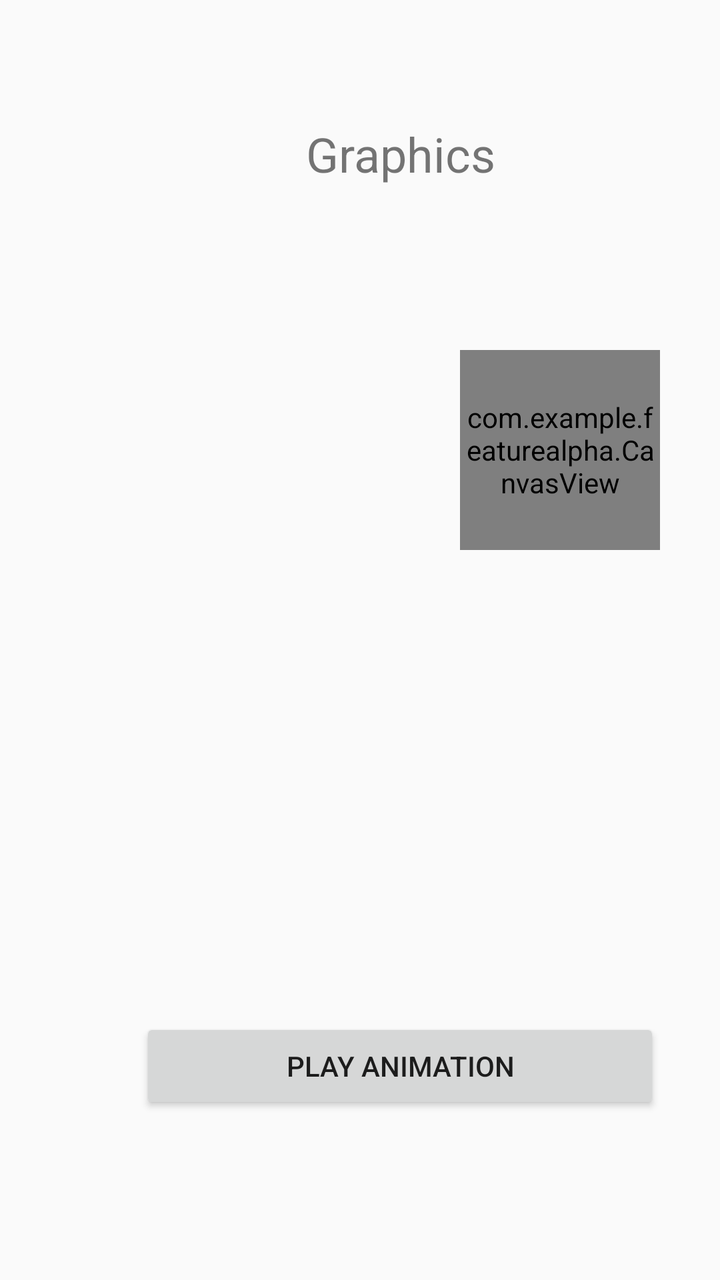
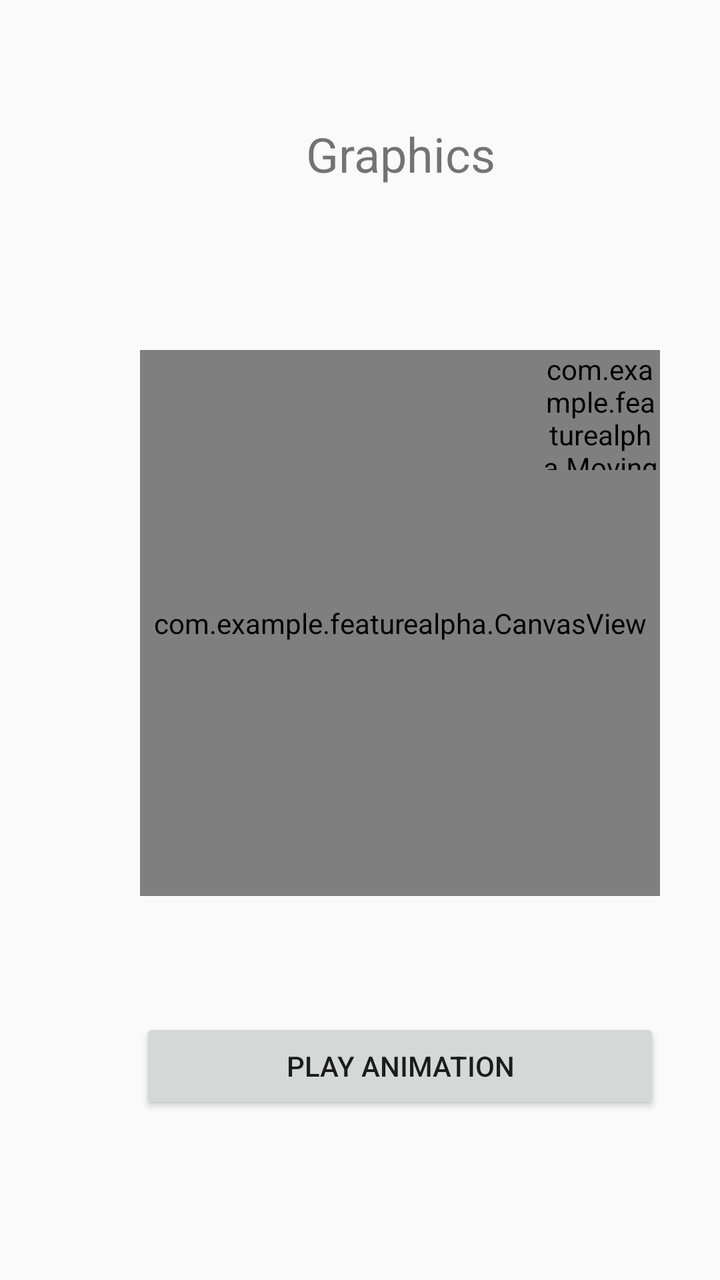

An Android layout rendered at two revisions. The XML below is the earlier revision; the diff shows what the commit changed to produce the second picture.
<!-- AndroidManifest.xml: application theme Theme.AppCompat.DayNight.DarkActionBar -->
<!-- res/layout/activity_graphics.xml -->
<?xml version="1.0" encoding="utf-8"?>
<androidx.constraintlayout.widget.ConstraintLayout xmlns:android="http://schemas.android.com/apk/res/android"
    xmlns:app="http://schemas.android.com/apk/res-auto"
    xmlns:tools="http://schemas.android.com/tools"
    android:id="@+id/main"
    android:layout_width="match_parent"
    android:layout_height="match_parent"
    tools:context=".GraphicsActivity">

    <androidx.constraintlayout.widget.Guideline
        android:id="@+id/guideline1"
        android:layout_width="wrap_content"
        android:layout_height="wrap_content"
        android:orientation="vertical"
        app:layout_constraintGuide_begin="70dp" />

    <androidx.constraintlayout.widget.Guideline
        android:id="@+id/guideline2"
        android:layout_width="wrap_content"
        android:layout_height="wrap_content"
        android:orientation="vertical"
        app:layout_constraintGuide_begin="330dp" />

    <TextView
        android:layout_width="0dp"
        android:layout_height="wrap_content"
        android:gravity="center"
        android:text="Graphics"
        android:textSize="24sp"
        app:layout_constraintBottom_toBottomOf="parent"
        app:layout_constraintEnd_toStartOf="@+id/guideline2"
        app:layout_constraintStart_toStartOf="@+id/guideline1"
        app:layout_constraintTop_toTopOf="parent"
        app:layout_constraintVertical_bias="0.100000024" />

    <androidx.constraintlayout.widget.Guideline
        android:id="@+id/guideline3"
        android:layout_width="wrap_content"
        android:layout_height="wrap_content"
        android:orientation="horizontal"
        app:layout_constraintGuide_begin="175dp" />

    <com.example.featurealpha.CanvasView
        android:id="@+id/sensor_canvas"
        android:layout_width="100dp"
        android:layout_height="100dp"
        app:layout_constraintEnd_toEndOf="@+id/guideline2"
        app:layout_constraintTop_toTopOf="@+id/guideline3" />

    <androidx.constraintlayout.widget.Guideline
        android:id="@+id/guideline4"
        android:layout_width="wrap_content"
        android:layout_height="wrap_content"
        android:orientation="horizontal"
        app:layout_constraintGuide_begin="448dp" />

    <Button
        android:id="@+id/btn_listen"
        android:layout_width="0dp"
        android:layout_height="wrap_content"
        android:onClick="startSlideAnimation"
        android:text="Play Animation"
        app:layout_constraintBottom_toBottomOf="parent"
        app:layout_constraintEnd_toStartOf="@+id/guideline2"
        app:layout_constraintStart_toStartOf="@+id/guideline1"
        app:layout_constraintTop_toTopOf="parent"
        app:layout_constraintVertical_bias="0.86" />

</androidx.constraintlayout.widget.ConstraintLayout>
<!-- resources referenced by this layout -->
<resources>

</resources>

<!-- the commit's change to res/layout/activity_graphics.xml (unified diff, before → after) -->
@@ -40,19 +40,29 @@
         android:orientation="horizontal"
         app:layout_constraintGuide_begin="175dp" />
 
-    <com.example.featurealpha.CanvasView
-        android:id="@+id/sensor_canvas"
-        android:layout_width="100dp"
-        android:layout_height="100dp"
-        app:layout_constraintEnd_toEndOf="@+id/guideline2"
-        app:layout_constraintTop_toTopOf="@+id/guideline3" />
-
     <androidx.constraintlayout.widget.Guideline
         android:id="@+id/guideline4"
         android:layout_width="wrap_content"
         android:layout_height="wrap_content"
         android:orientation="horizontal"
         app:layout_constraintGuide_begin="448dp" />
+
+    
+    <com.example.featurealpha.CanvasView
+        android:id="@+id/canvasView"
+        android:layout_width="0dp"
+        android:layout_height="0dp"
+        app:layout_constraintBottom_toTopOf="@+id/guideline4"
+        app:layout_constraintEnd_toStartOf="@+id/guideline2"
+        app:layout_constraintStart_toStartOf="@+id/guideline1"
+        app:layout_constraintTop_toBottomOf="@+id/guideline3" />
+
+    <com.example.featurealpha.MovingShapeView
+        android:id="@+id/movingShapeView"
+        android:layout_width="60dp"
+        android:layout_height="60dp"
+        app:layout_constraintEnd_toEndOf="@+id/guideline2"
+        app:layout_constraintTop_toTopOf="@+id/guideline3" />
 
     <Button
         android:id="@+id/btn_listen"
